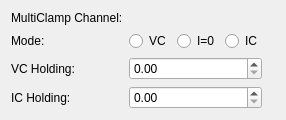
The window that acq4/devices/PatchClamp/DeviceGuiTemplate.ui (acq4/acq4) describes before a commit, drawn with Qt 5.
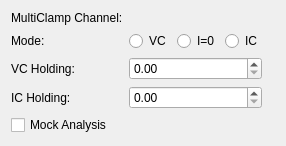
The same window after the commit. Custom widgets are drawn as their Qt base class.

Commit message: fill the mock analysis area, connect it to the live analysis values

```diff
--- a/acq4/devices/PatchClamp/DeviceGuiTemplate.ui
+++ b/acq4/devices/PatchClamp/DeviceGuiTemplate.ui
@@ -123,7 +123,7 @@
        </property>
       </widget>
      </item>
-     <item row="5" column="0">
+     <item row="6" column="0">
       <spacer name="verticalSpacer">
        <property name="orientation">
         <enum>Qt::Vertical</enum>
@@ -136,6 +136,20 @@
        </property>
       </spacer>
      </item>
+     <item row="5" column="0">
+      <widget class="QCheckBox" name="toggleMockAnalysis">
+       <property name="text">
+        <string>Mock Analysis</string>
+       </property>
+       <property name="checked">
+        <bool>false</bool>
+       </property>
+      </widget>
+     </item>
+     <item row="5" column="1" colspan="2">
+      <layout class="QGridLayout" name="mockAnalysisLayout">
+      </layout>
+     </item>
     </layout>
    </item>
   </layout>
```
The commit also changes 2 other files.
